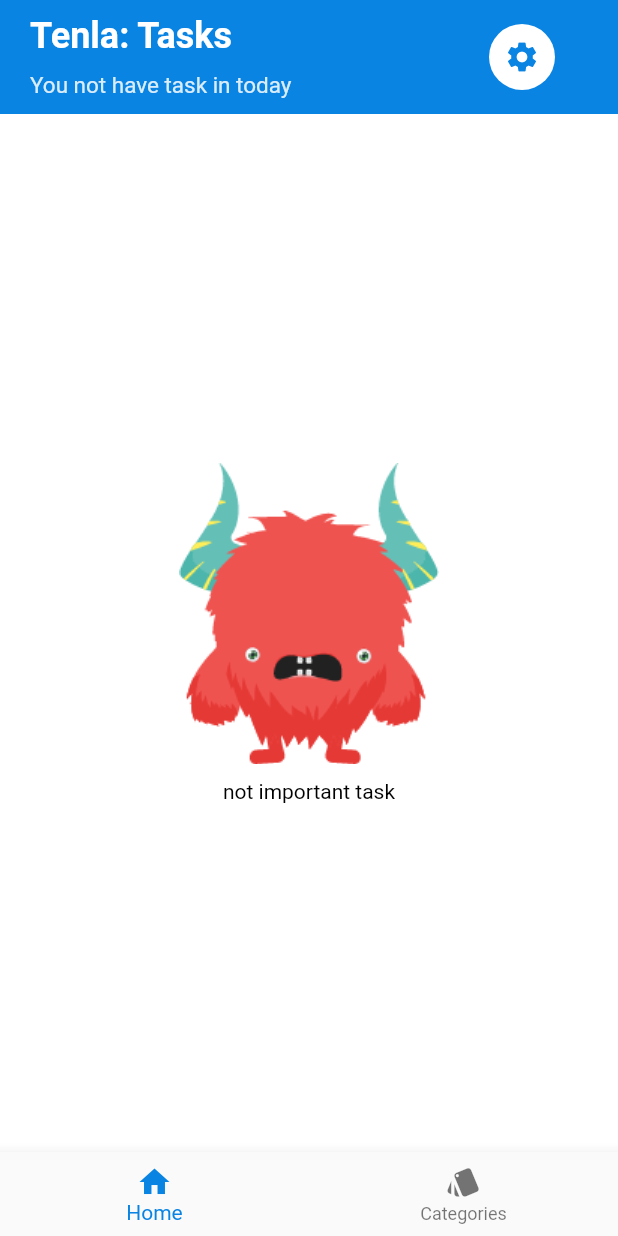
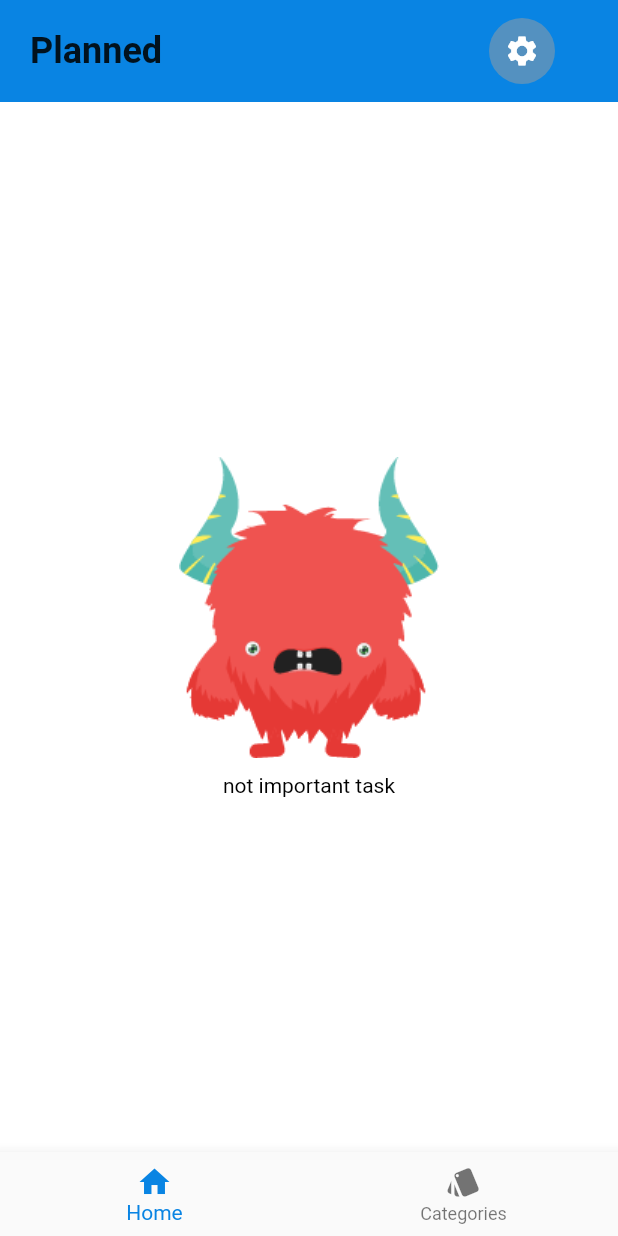
Before and after one commit to douglasnatanmartins/tasks, a Flutter app: the screen it shows after launch, on a phone screen of 412 x 824 dp. Run offline on Flutter 3.47's test engine with Material 2 defaults, Android fonts, the phone set to English and light mode, and no system bars; our stand-ins replace package_info, sqflite; accounts and stored records are empty.

Commit message:
Code format

```diff
--- a/lib/src/presentation/pages/categories/categories_page_bloc.dart
+++ b/lib/src/presentation/pages/categories/categories_page_bloc.dart
@@ -39,6 +39,6 @@ class CategoriesPageBloc implements BlocContract {
   @override
   void dispose() {
     this.categoryRepository = null;
-    this._controllerCategories.close();
+    _controllerCategories.close();
   }
 }
--- a/lib/src/presentation/pages/category/category_page.dart
+++ b/lib/src/presentation/pages/category/category_page.dart
@@ -2,12 +2,12 @@ import 'package:flutter/material.dart';
 
 import 'package:tasks/src/data/models/category_model.dart';
 import 'package:tasks/src/data/models/project_model.dart';
-import 'package:tasks/src/presentation/pages/category/category_page_bloc.dart';
 import 'package:tasks/src/presentation/pages/project/project_page.dart';
 import 'package:tasks/src/presentation/shared/widgets/empty_content_box.dart';
 import 'package:tasks/src/presentation/shared/forms/new_project_form.dart';
 import 'package:tasks/src/presentation/ui_colors.dart';
 
+import 'category_page_bloc.dart';
 import 'widgets/project_card.dart';
 
 class CategoryPage extends StatefulWidget {
--- a/lib/src/presentation/pages/category/category_page_bloc.dart
+++ b/lib/src/presentation/pages/category/category_page_bloc.dart
@@ -81,7 +81,7 @@ class CategoryPageBloc implements BlocContract {
   /// Dispose this business logic component.
   @override
   void dispose() {
-    this._controllerCategory.close();
-    this._controllerProjects.close();
+    _controllerCategory.close();
+    _controllerProjects.close();
   }
 }
--- a/lib/src/presentation/pages/home/home_page.dart
+++ b/lib/src/presentation/pages/home/home_page.dart
@@ -1,18 +1,21 @@
 import 'package:flutter/material.dart';
 
 import 'package:tasks/src/data/models/task_model.dart';
-import 'package:tasks/src/presentation/pages/home/home_page_bloc.dart';
-import 'package:tasks/src/presentation/pages/home/widgets/home_page_header.dart';
-import 'package:tasks/src/presentation/pages/home/widgets/home_page_task_list_tile.dart';
 import 'package:tasks/src/presentation/shared/widgets/bottom_navigation.dart';
 import 'package:tasks/src/presentation/shared/widgets/empty_content_box.dart';
 import 'package:tasks/src/presentation/ui_colors.dart';
 
+import 'home_page_bloc.dart';
+import 'widgets/page_header.dart';
+import 'widgets/item_list_tile.dart';
+
 class HomePage extends StatefulWidget {
-  HomePage({Key key}): super(key: key);
+  const HomePage({
+    Key key
+  }): super(key: key);
 
   @override
-  State<StatefulWidget> createState() => _HomePageState();
+  State<HomePage> createState() => _HomePageState();
 }
 
 class _HomePageState extends State<HomePage> {
@@ -59,17 +62,7 @@ class _HomePageState extends State<HomePage> {
 
   /// Build header this page.
   Widget headerPage() {
-    return StreamBuilder(
-      stream: this.bloc.streamTasks,
-      builder: (BuildContext context, AsyncSnapshot snapshot) {
-        if (snapshot.hasData && snapshot.data.isNotEmpty) {
-          final List<TaskModel> today = snapshot.data['Today'];
-          return HomePageHeader(todayTasks: today?.length);
-        }
-
-        return HomePageHeader();
-      }
-    );
+    return PageHeader();
   }
 
   /// Build body this page.
@@ -86,8 +79,7 @@ class _HomePageState extends State<HomePage> {
               );
             } else {
               if (snapshot.hasData && snapshot.data.isNotEmpty) {
-                Map<String, List<TaskModel>> data = snapshot.data;
-                return this.buildListView(data);
+                return this.buildListView(snapshot.data);
               } else {
                 return EmptyContentBox(message: 'not important task');
               }
@@ -135,7 +127,7 @@ class _HomePageState extends State<HomePage> {
     return Dismissible(
       direction: DismissDirection.horizontal,
       key: Key(task.id.toString()),
-      child: HomePageTaskListTile(
+      child: ItemListTile(
         task: task,
         onChanged: (TaskModel changed) {
           this.bloc.updateTask(changed);
--- a/lib/src/presentation/pages/home/home_page_bloc.dart
+++ b/lib/src/presentation/pages/home/home_page_bloc.dart
@@ -74,6 +74,6 @@ class HomePageBloc implements BlocContract {
   /// Dispose business logic component.
   @override
   void dispose() {
-    this._controllerTasks.close();
+    _controllerTasks.close();
   }
 }
--- a/lib/src/presentation/pages/home/widgets/home_page_header.dart
+++ b/lib/src/presentation/pages/home/widgets/page_header.dart
@@ -1,26 +1,13 @@
 import 'package:flutter/material.dart';
 import 'package:tasks/src/presentation/pages/settings/settings_page.dart';
-import 'package:tasks/src/presentation/ui_colors.dart';
 
-class HomePageHeader extends StatelessWidget {
-  final int todayTasks;
-
-  HomePageHeader({
+class PageHeader extends StatelessWidget {
+  const PageHeader({
     Key key,
-    this.todayTasks = 0
   }): super(key: key);
 
   @override
   Widget build(BuildContext context) {
-    String description;
-    if (this.todayTasks == 0) {
-      description = 'You not have task in today';
-    } else if (this.todayTasks == 1) {
-      description = 'You have 1 task in today';
-    } else {
-      description = 'You have ${this.todayTasks} tasks in today';
-    }
-
     return Container(
       padding: EdgeInsets.symmetric(horizontal: 20.0, vertical: 10.0),
       child: Row(
@@ -31,19 +18,10 @@ class HomePageHeader extends StatelessWidget {
             crossAxisAlignment: CrossAxisAlignment.start,
             children: <Widget>[
               Text(
-                'Tenla: Tasks',
+                'Planned',
                 style: TextStyle(
-                  color: Colors.white,
                   fontSize: 24.0,
                   fontWeight: FontWeight.w600
-                )
-              ),
-              SizedBox(height: 10.0),
-              Text(
-                description,
-                style: TextStyle(
-                  color: Colors.white.withOpacity(0.85),
-                  fontSize: 15.0
                 )
               )
             ]
@@ -54,15 +32,15 @@ class HomePageHeader extends StatelessWidget {
               shape: CircleBorder(),
               padding: EdgeInsets.symmetric(horizontal: 10.0, vertical: 10.0),
               child: Icon(Icons.settings),
-              color: Colors.white,
-              textColor: UIColors.Blue,
+              color: Colors.grey.withOpacity(0.5),
+              textColor: Colors.white,
               onPressed: () {
                 Navigator.of(context).push(
                   MaterialPageRoute(
                     builder: (BuildContext context) => SettingsPage()
                   )
                 );
-              },
+              }
             )
           )
         ],
--- a/lib/src/presentation/pages/project/project_page_bloc.dart
+++ b/lib/src/presentation/pages/project/project_page_bloc.dart
@@ -59,6 +59,6 @@ class ProjectPageBloc implements BlocContract {
   /// Dispose this business logic component.
   @override
   void dispose() {
-    this._controllerTasks.close();
+    _controllerTasks.close();
   }
 }
--- a/lib/src/presentation/pages/task/task_page_bloc.dart
+++ b/lib/src/presentation/pages/task/task_page_bloc.dart
@@ -75,6 +75,6 @@ class TaskPageBloc implements BlocContract {
   /// Dispose this business logic component.
   @override
   void dispose() {
-    this._controllerSteps.close();
+    _controllerSteps.close();
   }
 }
--- a/lib/src/presentation/shared/forms/new_task_form.dart
+++ b/lib/src/presentation/shared/forms/new_task_form.dart
@@ -1,6 +1,5 @@
 import 'package:flutter/cupertino.dart';
 import 'package:flutter/material.dart';
-import 'package:intl/intl.dart';
 import 'package:tasks/src/data/models/task_model.dart';
 import 'package:tasks/src/presentation/ui_colors.dart';
 
```
Also changed, not shown: lib/src/presentation/pages/categories/categories_page.dart (+7 -4 lines), lib/src/presentation/pages/categories/widgets/category_card.dart (renamed from lib/src/presentation/pages/categories/widgets/category_card_widget.dart, +6 -2 lines), lib/src/presentation/pages/home/widgets/item_list_tile.dart (renamed from lib/src/presentation/pages/home/widgets/home_page_task_list_tile.dart, +4 -4 lines), lib/src/presentation/pages/project/project_page.dart (+5 -3 lines), lib/src/presentation/pages/settings/settings_page.dart (+6 -1 lines), lib/src/presentation/pages/task/task_page.dart (+7 -6 lines), lib/src/presentation/pages/task/widgets/note_textfield.dart (renamed from lib/src/presentation/pages/task/widgets/note_form_widget.dart, +4 -5 lines).
